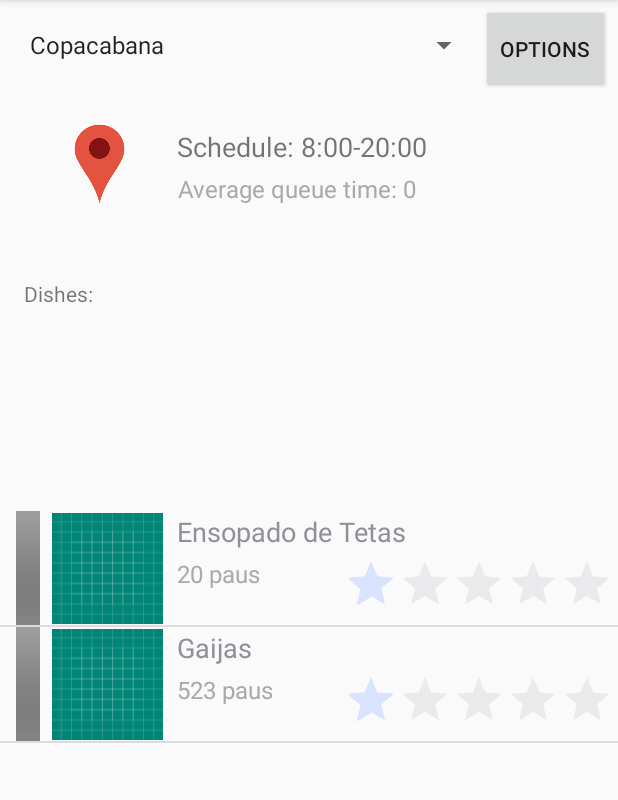
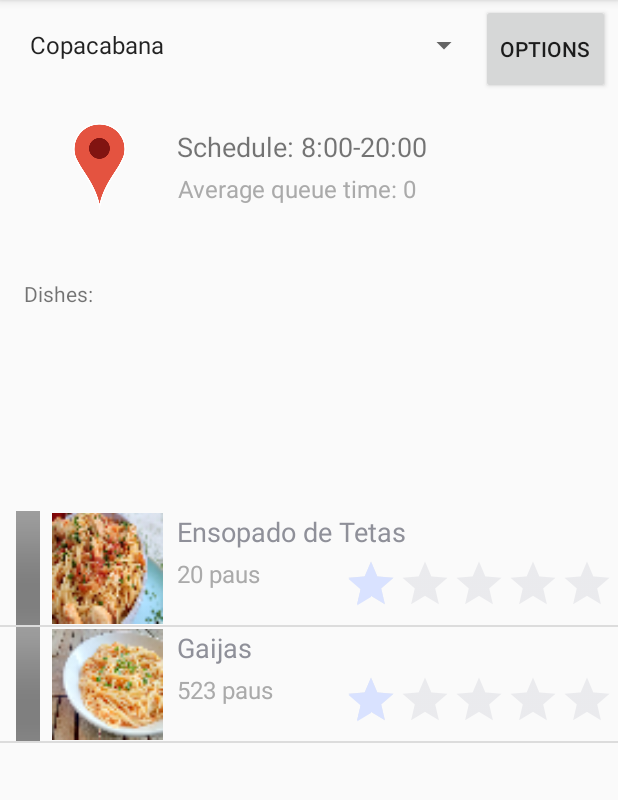
Before and after one commit to dmmnjaws/CMU-2019-2020, an Android app: the DiningOptionsActivity screen opened directly, with no data from a screen before it, after a tap on "Copacabana", on a phone screen of 412 x 824 dp, the part 84-884 px from its top. Run offline under Robolectric (Android 15) with nearby library versions, the phone set to English and light mode, and no system bars.

Commit message:
dish thumbnails are now resized bitmaps

```diff
--- a/app/src/main/java/pt/ulisboa/tecnico/cmov/foodist/Dish.java
+++ b/app/src/main/java/pt/ulisboa/tecnico/cmov/foodist/Dish.java
@@ -1,6 +1,7 @@
 package pt.ulisboa.tecnico.cmov.foodist;
 
 import android.graphics.Bitmap;
+import android.graphics.BitmapFactory;
 
 import java.io.Serializable;
 import java.util.ArrayList;
@@ -17,14 +18,14 @@ public class Dish implements Serializable {
     private float rating;
 
     //TO DO: ADD BITMAP THUMBNAIL
-    private int thumbnailId;
+    private Bitmap thumbnail;
     private ArrayList<DishImage> dishImages;
 
-    public Dish(String name, String cost, float rating, int thumbnailId, String userName){
+    public Dish(String name, String cost, float rating, Bitmap thumbnail, String userName){
         this.name = name;
         this.cost = cost;
         this.rating = rating;
-        this.thumbnailId = thumbnailId;
+        this.thumbnail = Bitmap.createScaledBitmap(thumbnail, 50, 50, false);
         this.voterRatings = new HashMap<>();
         this.voterRatings.put(userName,rating);
         this.dishImages = new ArrayList<>();
@@ -40,8 +41,8 @@ public class Dish implements Serializable {
 
     public float getRating() { return this.rating/this.voterRatings.size(); }
 
-    public int getThumbnailId(){
-        return this.thumbnailId;
+    public Bitmap getThumbnail(){
+        return this.thumbnail;
     }
 
     public void setDiningPlace(String name){ this.diningPlace = name; }
--- a/app/src/main/java/pt/ulisboa/tecnico/cmov/foodist/DishAdapter.java
+++ b/app/src/main/java/pt/ulisboa/tecnico/cmov/foodist/DishAdapter.java
@@ -43,7 +43,7 @@ public class DishAdapter extends ArrayAdapter<Dish> {
         dishName.setText(dish.getName());
         dishCost.setText(dish.getCost());
         dishRatingBar.setRating(dish.getRating());
-        dishImage.setImageResource(dish.getThumbnailId());
+        dishImage.setImageBitmap(dish.getThumbnail());
 
         return convertView;
     }
--- a/app/src/main/java/pt/ulisboa/tecnico/cmov/foodist/GlobalState.java
+++ b/app/src/main/java/pt/ulisboa/tecnico/cmov/foodist/GlobalState.java
@@ -175,11 +175,11 @@ public class GlobalState extends Application {
 
         DiningOption copacabana = new DiningOption("Copacabana", "Rua da Joaquina", R.drawable.ic_options_threedots_background, schedule);
 
-        copacabana.addDish(new Dish("Ensopado de Tetas", "20 paus", 1, R.drawable.ic_options_threedots_background,"Bras"));
-        copacabana.addDish(new Dish("Gaijas", "523 paus", 1, R.drawable.ic_options_threedots_background, getUsername()));
+        copacabana.addDish(new Dish("Ensopado de Tetas", "20 paus", 1, bitmapper(getResources().getIdentifier("plate1", "drawable", getPackageName())),"Bras"));
+        copacabana.addDish(new Dish("Gaijas", "523 paus", 1, bitmapper(getResources().getIdentifier("plate2", "drawable", getPackageName())), getUsername()));
 
         Dish ensopadoDeTetas = copacabana.getDish("Ensopado de Tetas");
-        ensopadoDeTetas.addImage(getResources().getIdentifier("plate1", "drawable", getPackageName()), "Bras", Bitmapper(getResources().getIdentifier("plate1", "drawable", getPackageName())));
+        ensopadoDeTetas.addImage(getResources().getIdentifier("plate1", "drawable", getPackageName()), "Bras", bitmapper(getResources().getIdentifier("plate1", "drawable", getPackageName())));
         //ensopadoDeTetas.addImage(getResources().getIdentifier("plate2", "drawable", getPackageName()), "Tetona", Bitmapper(getResources().getIdentifier("plate1", "drawable", getPackageName())));
         //ensopadoDeTetas.addImage(getResources().getIdentifier("plate3", "drawable", getPackageName()), "Bana", Bitmapper(getResources().getIdentifier("plate1", "drawable", getPackageName())));
         //ensopadoDeTetas.addImage(getResources().getIdentifier("plate4", "drawable", getPackageName()), "Zezão", Bitmapper(getResources().getIdentifier("plate1", "drawable", getPackageName())));
@@ -198,7 +198,7 @@ public class GlobalState extends Application {
         diningOptions.add(new DiningOption("Sexappeal Bar", "Avenida Gay", R.drawable.ic_options_threedots_background, schedule));
     }
 
-    public Bitmap Bitmapper(int imageId) {
+    public Bitmap bitmapper(int imageId) {
 
         try {
             return BitmapFactory.decodeResource(getResources(), imageId);
@@ -208,4 +208,15 @@ public class GlobalState extends Application {
 
         }
     }
+
+    public Bitmap iconBitmapper(int imageId) {
+
+        try {
+            return Bitmap.createScaledBitmap(BitmapFactory.decodeResource(getResources(), imageId), 50, 50, false);
+
+        } catch (Exception e) {
+            return null;
+
+        }
+    }
 }
```
